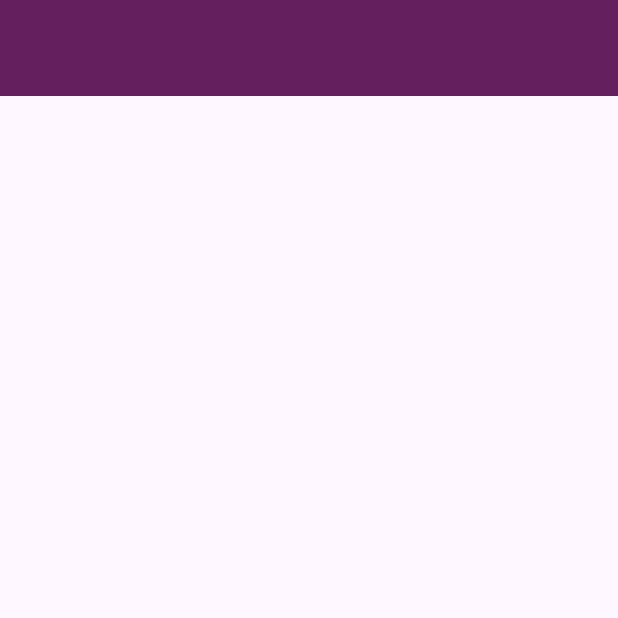
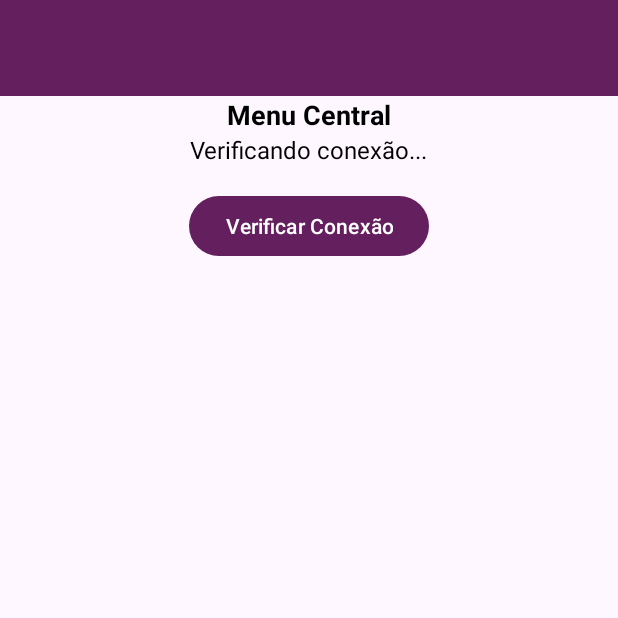
Before and after one commit to BarbaGrisalha/mobileSpotWine, an Android app: the MenuMainActivity screen opened directly, with no data from a screen before it, on a phone screen of 412 x 824 dp, the top half of it. Run offline under Robolectric (Android 15) with nearby library versions, the phone set to English and light mode, and no system bars.

Commit message:
Consulta internet feita e funcional.Resolvido problemas com interface.

```diff
--- a/app/build.gradle.kts
+++ b/app/build.gradle.kts
@@ -38,7 +38,9 @@ dependencies {
     implementation(libs.activity)
     implementation(libs.constraintlayout)
     implementation(libs.places)
+    implementation("com.android.volley:volley:1.2.1")
     testImplementation(libs.junit)
     androidTestImplementation(libs.ext.junit)
     androidTestImplementation(libs.espresso.core)
+
 }
--- a/app/src/main/AndroidManifest.xml
+++ b/app/src/main/AndroidManifest.xml
@@ -1,6 +1,9 @@
 <?xml version="1.0" encoding="utf-8"?>
 <manifest xmlns:android="http://schemas.android.com/apk/res/android"
     xmlns:tools="http://schemas.android.com/tools">
+
+    <uses-permission android:name="android.permission.INTERNET"/>
+    <uses-permission android:name="android.permission.ACCESS_NETWORK_STATE"/>
 
     <application
         android:allowBackup="true"
@@ -20,7 +23,6 @@
             android:exported="true">
             <intent-filter>
                 <action android:name="android.intent.action.MAIN" />
-
                 <category android:name="android.intent.category.LAUNCHER" />
             </intent-filter>
         </activity>
--- /dev/null
+++ b/app/src/main/java/pt/ipleiria/estg/dei/amsi/mobilesportwine/ConnectivityManager.java
@@ -0,0 +1,4 @@
+package pt.ipleiria.estg.dei.amsi.mobilesportwine;
+
+public class ConnectivityManager {
+}
--- a/app/src/main/java/pt/ipleiria/estg/dei/amsi/mobilesportwine/MenuMainActivity.java
+++ b/app/src/main/java/pt/ipleiria/estg/dei/amsi/mobilesportwine/MenuMainActivity.java
@@ -1,44 +1,53 @@
 package pt.ipleiria.estg.dei.amsi.mobilesportwine;
 
 import android.os.Bundle;
-import android.util.Log;
+import android.widget.Button;
+import android.widget.TextView;
 import android.widget.Toast;
-import androidx.annotation.NonNull;
+
 import androidx.appcompat.app.AppCompatActivity;
 import androidx.recyclerview.widget.LinearLayoutManager;
 import androidx.recyclerview.widget.RecyclerView;
 
-import com.squareup.okhttp.Call;
-import com.squareup.okhttp.Callback;
-import com.squareup.okhttp.OkHttpClient;
-import com.squareup.okhttp.Request;
-import com.squareup.okhttp.Response;
-import java.io.IOException;
-import java.util.ArrayList;
-import java.util.List;
-
 public class MenuMainActivity extends AppCompatActivity {
     public static final String EMAIL = "pt.ipleiria.estg.dei.amsi.mobilesportwine.EMAIL";
     private RecyclerView recyclerView;
-        //private ReviewAdapter adapter;
-       // private List<Review> reviewList;
+    private TextView connectionStatus; // Para exibir o status da conexão
+    private Button btnCheckConnection; // Botão para verificar a conexão
+
     @Override
     protected void onCreate(Bundle savedInstanceState) {
         super.onCreate(savedInstanceState);
         setContentView(R.layout.activity_menu_main);
 
-            //Eu recupero o email enviado pela LoginActivity
+        // Inicializa os componentes do layout
+        connectionStatus = findViewById(R.id.connectionStatus); // Certifique-se de que existe no XML
+        btnCheckConnection = findViewById(R.id.btnCheckConnection); // Certifique-se de que existe no XML
+
+        // Configura o RecyclerView (se necessário)
+        recyclerView = findViewById(R.id.recyclerView);
+        recyclerView.setLayoutManager(new LinearLayoutManager(this));
+
+        // Recupera o email enviado pela LoginActivity
         String email = getIntent().getStringExtra(EMAIL);
-            // Faça algo com o email, como exibi-lo ou usá-lo em uma lógica
         if (email != null) {
-                // Exemplo: Mostrar no Logcat
-                System.out.println("Email recebido: " + email);
+            Toast.makeText(this, "Email recebido: " + email, Toast.LENGTH_SHORT).show();
         } else {
-                System.out.println("Nenhum email foi recebido.");
+            Toast.makeText(this, "Nenhum email foi recebido.", Toast.LENGTH_SHORT).show();
         }
 
-            //inicializando o RecyclerView
-            recyclerView = findViewById(R.id.recyclerView);
-            recyclerView.setLayoutManager(new LinearLayoutManager(this));
+        // Configura o botão para verificar a conexão
+        btnCheckConnection.setOnClickListener(v -> {
+            boolean isConnected = NetworkUtils.isInternetAvailable(this);
+            String connectionType = NetworkUtils.getConnectionType(this);
+
+            if (isConnected) {
+                connectionStatus.setText("Conectado via: " + connectionType);
+                Toast.makeText(this, "Conectado via: " + connectionType, Toast.LENGTH_SHORT).show();
+            } else {
+                connectionStatus.setText("Sem conexão com a Internet");
+                Toast.makeText(this, "Sem conexão com a Internet", Toast.LENGTH_SHORT).show();
+            }
+        });
     }
 }
--- a/app/src/main/res/layout/activity_menu_main.xml
+++ b/app/src/main/res/layout/activity_menu_main.xml
@@ -12,11 +12,38 @@
         <!-- Barra de navegação superior -->
         <androidx.appcompat.widget.Toolbar
             android:id="@+id/toolbar"
+            android:textAlignment="center"
             android:layout_width="match_parent"
             android:layout_height="?attr/actionBarSize"
             android:background="@color/color_purple500"
             android:theme="@style/ThemeOverlay.AppCompat.Dark"
             app:popupTheme="@style/ThemeOverlay.AppCompat.Light"/>
+            <!-- Titulo do Menu -->
+            <TextView
+                android:layout_width="wrap_content"
+                android:layout_height="wrap_content"
+                android:layout_gravity="center"
+                android:textColor="@color/black"
+                android:text="Menu Central"
+                android:textSize="18sp"
+                android:textStyle="bold"/>
+        <!-- TextView para exibir o status da conexão -->
+        <TextView
+            android:id="@+id/connectionStatus"
+            android:layout_width="wrap_content"
+            android:layout_height="wrap_content"
+            android:layout_gravity="center"
+            android:textColor="@color/black"
+            android:text="Verificando conexão..."
+            android:textSize="16sp" />
+        <!--Botão pra verificaçao de conexão -->
+            <Button
+                android:id="@+id/btnCheckConnection"
+                android:layout_width="wrap_content"
+                android:layout_height="wrap_content"
+                android:layout_gravity="center"
+                android:layout_margin="16dp"
+                android:text="Verificar Conexão"/>
         <!-- RecyclerView para mostrar a lista-->
         <androidx.recyclerview.widget.RecyclerView
             android:id="@+id/recyclerView"
```
Also changed, not shown: app/src/main/java/pt/ipleiria/estg/dei/amsi/mobilesportwine/NetworkUtils.java (added, +49 -0 lines). Lines whose indentation alone changed are shown as unchanged.
